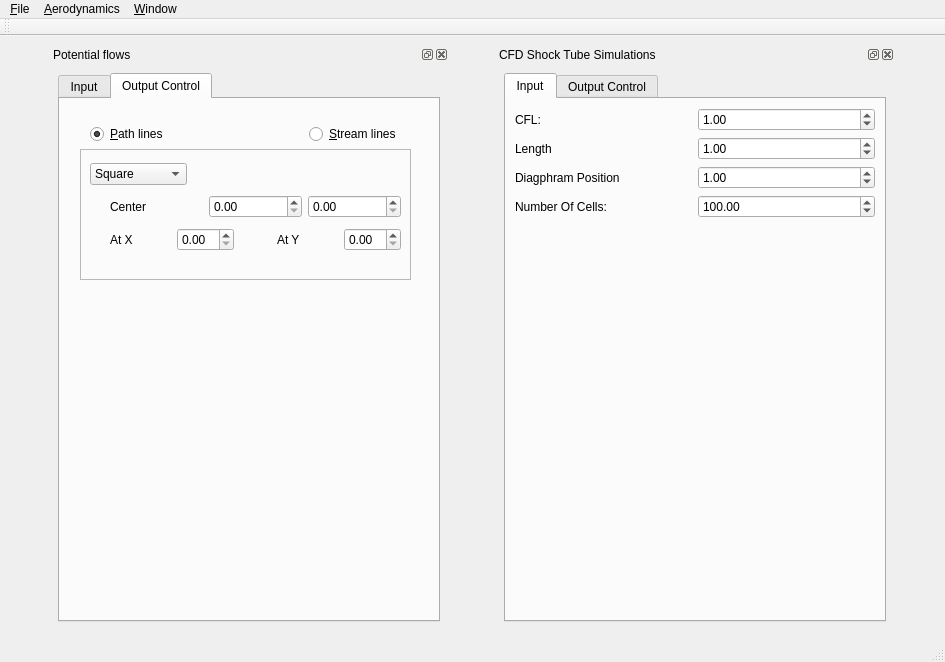
Before: the Qt Designer form ui/mainwindow.ui in devakumar/EduAerospace, drawn with Qt 5.
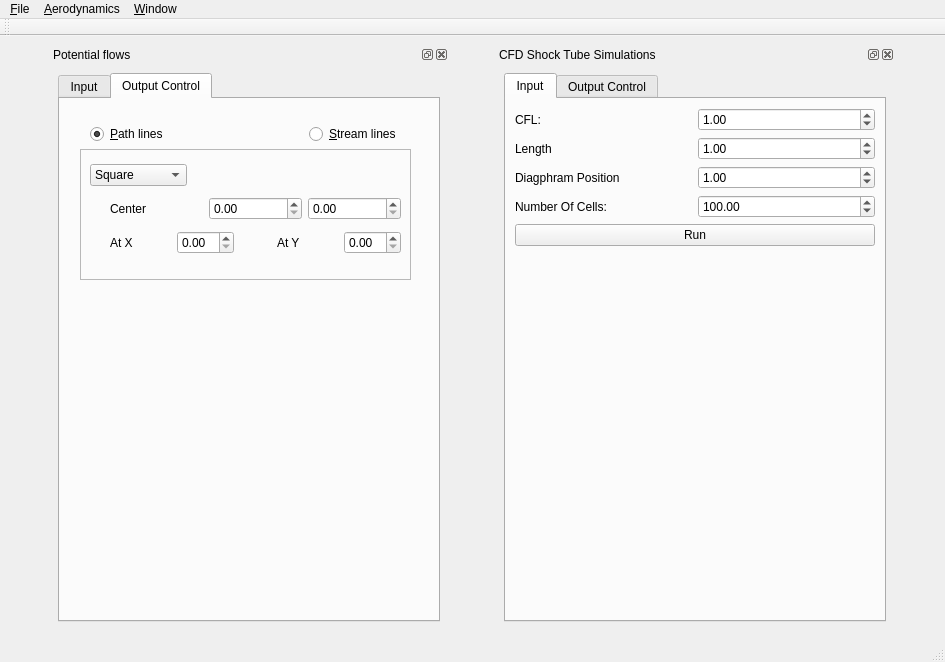
After: the same form once the commit is applied. The open tabs and pages were chosen to show the change.

Commit message: CFD Window working

What changed in the file:
```diff
--- a/ui/mainwindow.ui
+++ b/ui/mainwindow.ui
@@ -441,7 +441,7 @@
                  <x>10</x>
                  <y>10</y>
                  <width>311</width>
-                 <height>99</height>
+                 <height>101</height>
                 </rect>
                </property>
                <layout class="QVBoxLayout" name="verticalLayout_4">
@@ -882,6 +882,26 @@
                 </item>
                </layout>
               </item>
+              <item>
+               <widget class="QPushButton" name="pushButton_cfdSimulate">
+                <property name="text">
+                 <string>Run</string>
+                </property>
+               </widget>
+              </item>
+              <item>
+               <spacer name="horizontalSpacer_9">
+                <property name="orientation">
+                 <enum>Qt::Horizontal</enum>
+                </property>
+                <property name="sizeHint" stdset="0">
+                 <size>
+                  <width>40</width>
+                  <height>20</height>
+                 </size>
+                </property>
+               </spacer>
+              </item>
               <item>
                <spacer name="verticalSpacer_2">
                 <property name="orientation">
```
The commit also changes 6 other files.
